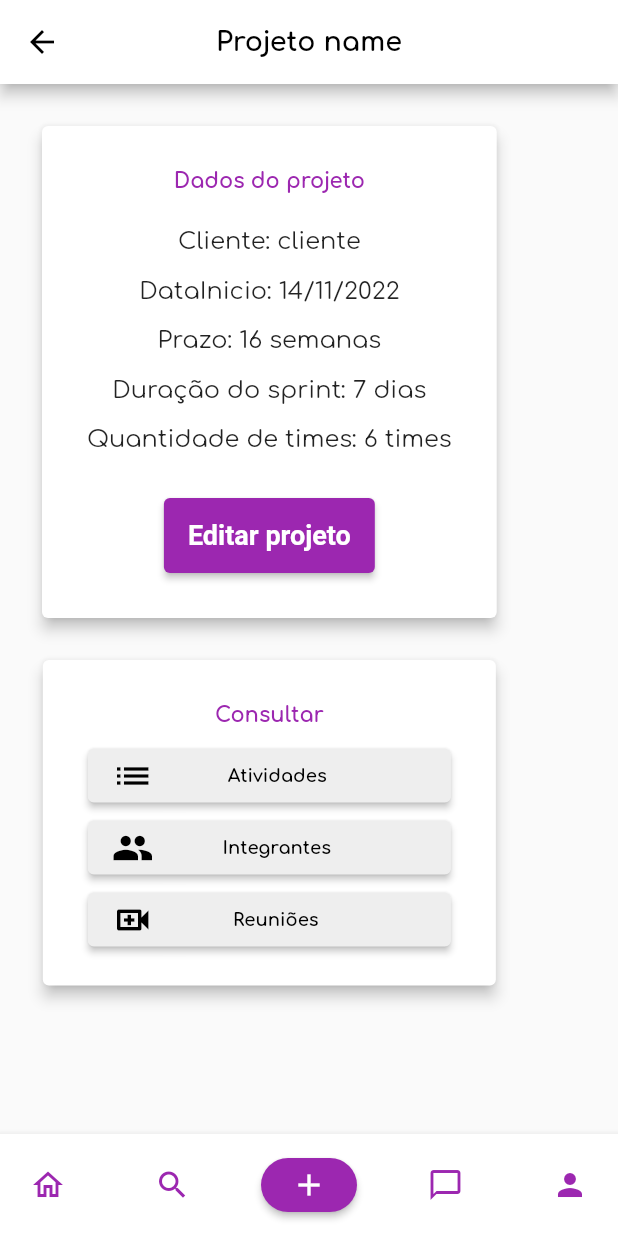
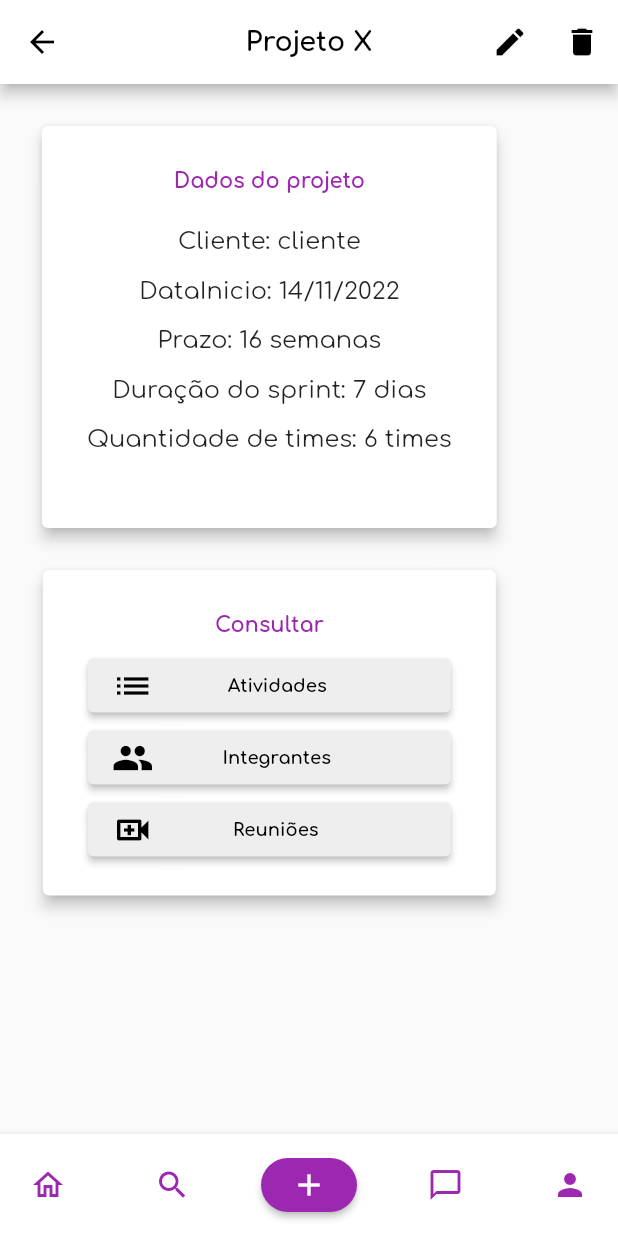
Before and after one commit to Kathamala/easy_scrum, a Flutter app: the ProjectDetailsPage screen opened directly, on a phone screen of 412 x 824 dp. Run offline on Flutter 3.47's test engine with Material 2 defaults, Android fonts, the phone set to English and light mode, and no system bars.

Commit message:
Ícones adicionados na página de detalhes de projeto

```diff
--- a/lib/pages/project/project-details.dart
+++ b/lib/pages/project/project-details.dart
@@ -1,5 +1,6 @@
 // ignore_for_file: prefer_const_constructors, prefer_const_literals_to_create_immutables, avoid_print
 import 'package:easy_scrum/design/colors.dart';
+import 'package:easy_scrum/components/TopAppBar.dart';
 import 'package:easy_scrum/components/BottomAppBar.dart';
 import 'package:easy_scrum/pages/project/project-edit.dart';
 import 'package:easy_scrum/pages/project/project-members.dart';
@@ -24,9 +25,61 @@ class _ProjectDetailsPageState extends State<ProjectDetailsPage> {
   String duracaoSprint = "7";
   String quantidadeTimes = "6";
 
-  /*void setProjectData(projectData projectId) {
+  // TO-DO: to integrate
+  Future<void> _remove() async {
+    Navigator.of(context).pop();
+    Navigator.of(context).pop();
+  }
 
-  }*/
+  void _showDeleteDialog() {
+    showDialog(
+      context: context,
+      builder: (BuildContext context) {
+        return AlertDialog(
+          title: const Text('Alerta'),
+          content: Text(
+            'Deseja mesmo excluir o projeto?',
+            style: const TextStyle(fontSize: 14),
+          ),
+          actions: <Widget>[
+            TextButton(
+              child: const Text("Cancelar"),
+              onPressed: () => Navigator.of(context).pop(),
+            ),
+            TextButton(
+              child: const Text("Continuar"),
+              style: TextButton.styleFrom(
+                foregroundColor: AppColors.primaryPurple,
+              ),
+              onPressed: _remove,
+            )
+          ],
+        );
+      },
+    );
+  }
+
+  List<Widget> getActions() {
+    return <Widget>[
+      IconButton(
+        icon: const Icon(Icons.edit),
+        tooltip: 'Editar Projeto',
+        onPressed: () {
+          Navigator.push(
+            context,
+            MaterialPageRoute(
+              builder: (context) => ProjectEditPage(),
+            ),
+          );
+        },
+      ),
+      IconButton(
+        icon: const Icon(Icons.delete),
+        tooltip: 'Excluir Projeto',
+        onPressed: _showDeleteDialog,
+      ),
+    ];
+  }
 
   @override
   Widget build(BuildContext context) {
@@ -69,28 +122,8 @@ class _ProjectDetailsPageState extends State<ProjectDetailsPage> {
                         textAlign: TextAlign.left,
                         style: TextStyle(fontSize: 16.0)),
                     Padding(
-                        padding: const EdgeInsets.fromLTRB(15, 30, 15, 10),
-                        child: SizedBox(
-                            height: 50.0,
-                            child: ElevatedButton(
-                              onPressed: () {
-                                Navigator.push(
-                                    context,
-                                    MaterialPageRoute(
-                                        builder: (context) =>
-                                            const ProjectEditPage()));
-                              },
-                              child: Text(
-                                "Editar projeto",
-                                style: TextStyle(
-                                    color: Colors.white, fontSize: 18.0),
-                              ),
-                              style: ElevatedButton.styleFrom(
-                                  backgroundColor: AppColors.primaryPurple,
-                                  textStyle: TextStyle(
-                                      fontSize: 30,
-                                      fontWeight: FontWeight.bold)),
-                            ))),
+                      padding: const EdgeInsets.fromLTRB(15, 30, 15, 0),
+                    )
                   ],
                 ),
               ]),
@@ -189,14 +222,10 @@ class _ProjectDetailsPageState extends State<ProjectDetailsPage> {
         ));
 
     return Scaffold(
-        appBar: AppBar(
-          backgroundColor: AppColors.white,
-          title: const Text("Projeto name",
-              style: TextStyle(
-                  color: Colors.black,
-                  fontSize: 18,
-                  fontWeight: FontWeight.bold)),
-          centerTitle: true,
+        appBar: TopAppBar(
+          Key(DateTime.now().millisecondsSinceEpoch.toString()),
+          "Projeto X",
+          getActions(),
         ),
         bottomNavigationBar: BottomAppBarEasyScrum(),
         body: SingleChildScrollView(
```
